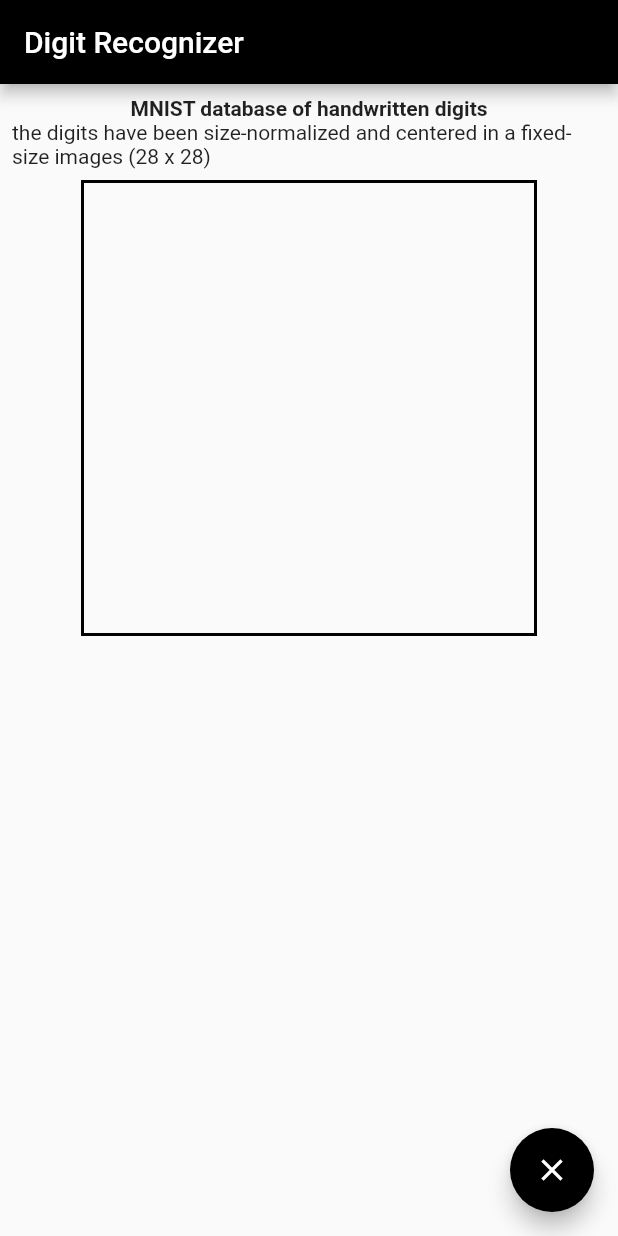
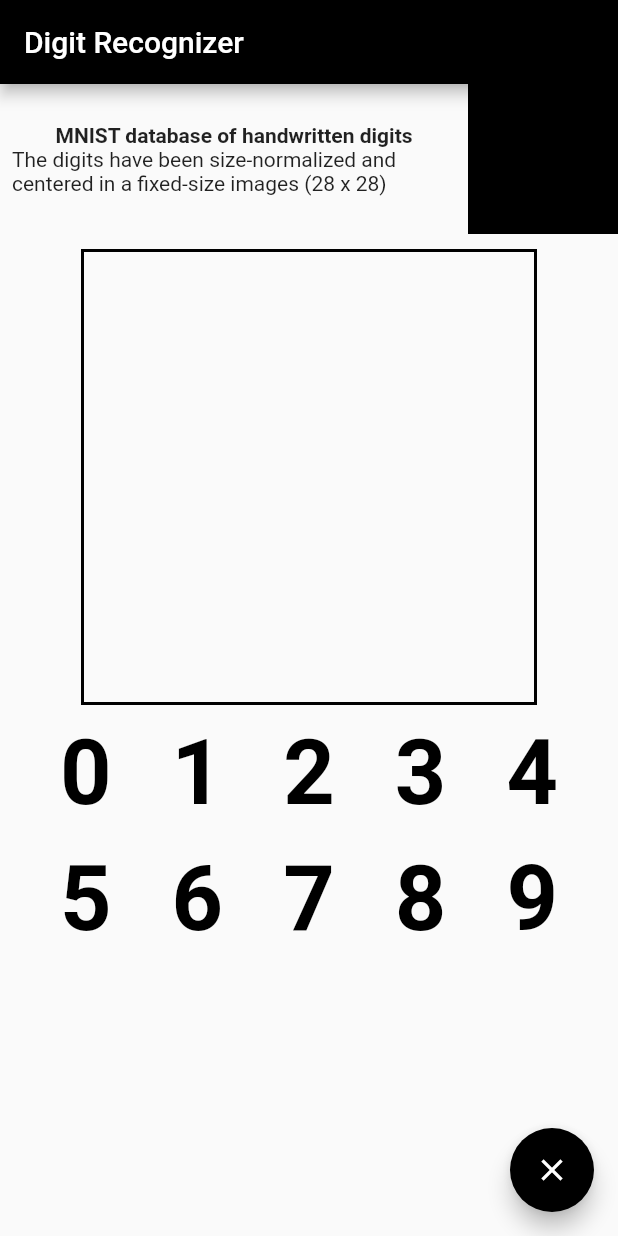
Before and after one commit to lxcao/flutter_tfl_digit_recognizer, a Flutter app: the screen it shows after launch, after a tap on the "clear" icon, on a phone screen of 412 x 824 dp. Run offline on Flutter 3.47's test engine with Material 2 defaults, Android fonts, the phone set to English and light mode, and no system bars; missing offline and left inert: tflite.

Commit message:
prediction widget

```diff
--- /dev/null
+++ b/lib/models/Prediction.dart
@@ -0,0 +1,22 @@
+/*
+ * @Author: clingxin
+ * @Date: 2021-05-14 13:39:24
+ * @LastEditors: clingxin
+ * @LastEditTime: 2021-05-14 13:39:24
+ * @FilePath: /flutter_tfl_digit_recognizer/lib/models/Prediction.dart
+ */
+class Prediction {
+  final double confidence;
+  final int index;
+  final String label;
+
+  Prediction({this.confidence, this.index, this.label});
+
+  factory Prediction.fromJson(Map<dynamic, dynamic> json) {
+    return Prediction(
+      confidence: json['confidence'],
+      index: json['index'],
+      label: json['label'],
+    );
+  }
+}
--- a/lib/pages/draw_page.dart
+++ b/lib/pages/draw_page.dart
@@ -2,11 +2,15 @@
  * @Author: clingxin
  * @Date: 2021-05-14 09:20:36
  * @LastEditors: clingxin
- * @LastEditTime: 2021-05-14 13:35:27
+ * @LastEditTime: 2021-05-14 13:52:26
  * @FilePath: /flutter_tfl_digit_recognizer/lib/pages/draw_page.dart
  */
+import 'dart:typed_data';
+
 import 'package:flutter/material.dart';
+import 'package:flutter_tfl_digit_recognizer/models/Prediction.dart';
 import 'package:flutter_tfl_digit_recognizer/pages/drawing_painter.dart';
+import 'package:flutter_tfl_digit_recognizer/pages/prediction_widget.dart';
 import 'package:flutter_tfl_digit_recognizer/services/recognizer.dart';
 import 'package:flutter_tfl_digit_recognizer/utils/constants.dart';
 
@@ -16,8 +20,10 @@ class DrawPage extends StatefulWidget {
 }
 
 class _DrawPageState extends State<DrawPage> {
+  final _points = List<Offset>();
   final _recognizer = Recognizer();
-  final _points = List<Offset>();
+  List<Prediction> _prediction;
+  bool initialize = false;
 
   @override
   void initState() {
@@ -32,14 +38,14 @@ class _DrawPageState extends State<DrawPage> {
         title: Text('Digit Recognizer'),
       ),
       body: Column(
-        children: [
+        children: <Widget>[
           Row(
-            children: [
+            children: <Widget>[
               Expanded(
                 child: Padding(
                   padding: const EdgeInsets.all(8.0),
                   child: Column(
-                    children: [
+                    children: <Widget>[
                       Text(
                         'MNIST database of handwritten digits',
                         style: TextStyle(
@@ -47,24 +53,51 @@ class _DrawPageState extends State<DrawPage> {
                         ),
                       ),
                       Text(
-                        'the digits have been size-normalized and centered in a fixed-size images (28 x 28)',
-                      ),
+                        'The digits have been size-normalized and centered in a fixed-size images (28 x 28)',
+                      )
                     ],
                   ),
                 ),
               ),
+              _mnistPreviewImage(),
             ],
           ),
-          Container(
+          SizedBox(
+            height: 10,
+          ),
+          _drawCanvasWidget(),
+          SizedBox(
+            height: 10,
+          ),
+          PredictionWidget(
+            predictions: _prediction,
+          ),
+        ],
+      ),
+      floatingActionButton: FloatingActionButton(
+        child: Icon(Icons.clear),
+        onPressed: () {
+          setState(() {
+            _points.clear();
+            _prediction.clear();
+          });
+        },
+      ),
+    );
+  }
+
+  Widget _drawCanvasWidget() {
+    return Container(
       width: Constants.canvasSize + Constants.borderSize * 2,
       height: Constants.canvasSize + Constants.borderSize * 2,
       decoration: BoxDecoration(
         border: Border.all(
           color: Colors.black,
           width: Constants.borderSize,
-            )),
+        ),
+      ),
       child: GestureDetector(
-              onPanUpdate: (details) {
+        onPanUpdate: (DragUpdateDetails details) {
           Offset _localPosition = details.localPosition;
           if (_localPosition.dx >= 0 &&
               _localPosition.dx <= Constants.canvasSize &&
@@ -75,7 +108,7 @@ class _DrawPageState extends State<DrawPage> {
             });
           }
         },
-              onPanEnd: (details) {
+        onPanEnd: (DragEndDetails details) {
           _points.add(null);
           _recognize();
         },
@@ -83,15 +116,27 @@ class _DrawPageState extends State<DrawPage> {
           painter: DrawingPainter(_points),
         ),
       ),
-          ),
-        ],
-      ),
-      floatingActionButton: FloatingActionButton(
-        child: Icon(Icons.clear),
-        onPressed: () {
-          setState(() {
-            _points.clear();
-          });
+    );
+  }
+
+  Widget _mnistPreviewImage() {
+    return Container(
+      width: 100,
+      height: 100,
+      color: Colors.black,
+      child: FutureBuilder(
+        future: _previewImage(),
+        builder: (BuildContext _, snapshot) {
+          if (snapshot.hasData) {
+            return Image.memory(
+              snapshot.data,
+              fit: BoxFit.fill,
+            );
+          } else {
+            return Center(
+              child: Text('Error'),
+            );
+          }
         },
       ),
     );
@@ -99,11 +144,16 @@ class _DrawPageState extends State<DrawPage> {
 
   void _initModel() async {
     var res = await _recognizer.loadModel();
-    print(res);
+  }
+
+  Future<Uint8List> _previewImage() async {
+    return await _recognizer.previewImage(_points);
   }
 
   void _recognize() async {
     List<dynamic> pred = await _recognizer.recognize(_points);
-    print(pred);
+    setState(() {
+      _prediction = pred.map((json) => Prediction.fromJson(json)).toList();
+    });
   }
 }
--- /dev/null
+++ b/lib/pages/prediction_widget.dart
@@ -0,0 +1,83 @@
+/*
+ * @Author: clingxin
+ * @Date: 2021-05-14 13:51:26
+ * @LastEditors: clingxin
+ * @LastEditTime: 2021-05-14 13:51:58
+ * @FilePath: /flutter_tfl_digit_recognizer/lib/pages/prediction_widget.dart
+ */
+
+import 'package:flutter/material.dart';
+import 'package:flutter_tfl_digit_recognizer/models/Prediction.dart';
+
+class PredictionWidget extends StatelessWidget {
+  final List<Prediction> predictions;
+
+  const PredictionWidget({Key key, this.predictions}) : super(key: key);
+
+  Widget _numberWidget(int num, Prediction prediction) {
+    return Column(
+      children: <Widget>[
+        Text(
+          '$num',
+          style: TextStyle(
+            fontSize: 60,
+            fontWeight: FontWeight.bold,
+            color: prediction == null
+                ? Colors.black
+                : Colors.red.withOpacity(
+                    (prediction.confidence * 2).clamp(0, 1).toDouble(),
+                  ),
+          ),
+        ),
+        Text(
+          '${prediction == null ? '' : prediction.confidence.toStringAsFixed(3)}',
+          style: TextStyle(
+            fontSize: 12,
+          ),
+        )
+      ],
+    );
+  }
+
+  List<dynamic> getPredictionStyles(List<Prediction> predictions) {
+    List<dynamic> data = [
+      null,
+      null,
+      null,
+      null,
+      null,
+      null,
+      null,
+      null,
+      null,
+      null
+    ];
+    predictions?.forEach((prediction) {
+      data[prediction.index] = prediction;
+    });
+
+    return data;
+  }
+
+  @override
+  Widget build(BuildContext context) {
+    var styles = getPredictionStyles(this.predictions);
+
+    return Column(
+      children: <Widget>[
+        Row(
+          mainAxisAlignment: MainAxisAlignment.spaceEvenly,
+          children: <Widget>[
+            for (var i = 0; i < 5; i++) _numberWidget(i, styles[i])
+          ],
+        ),
+        Row(
+          mainAxisAlignment: MainAxisAlignment.spaceEvenly,
+          children: <Widget>[
+            for (var i = 5; i < 10; i++) _numberWidget(i, styles[i])
+          ],
+        )
+      ],
+    );
+  }
+}
```
Lines whose indentation alone changed are shown as unchanged.
